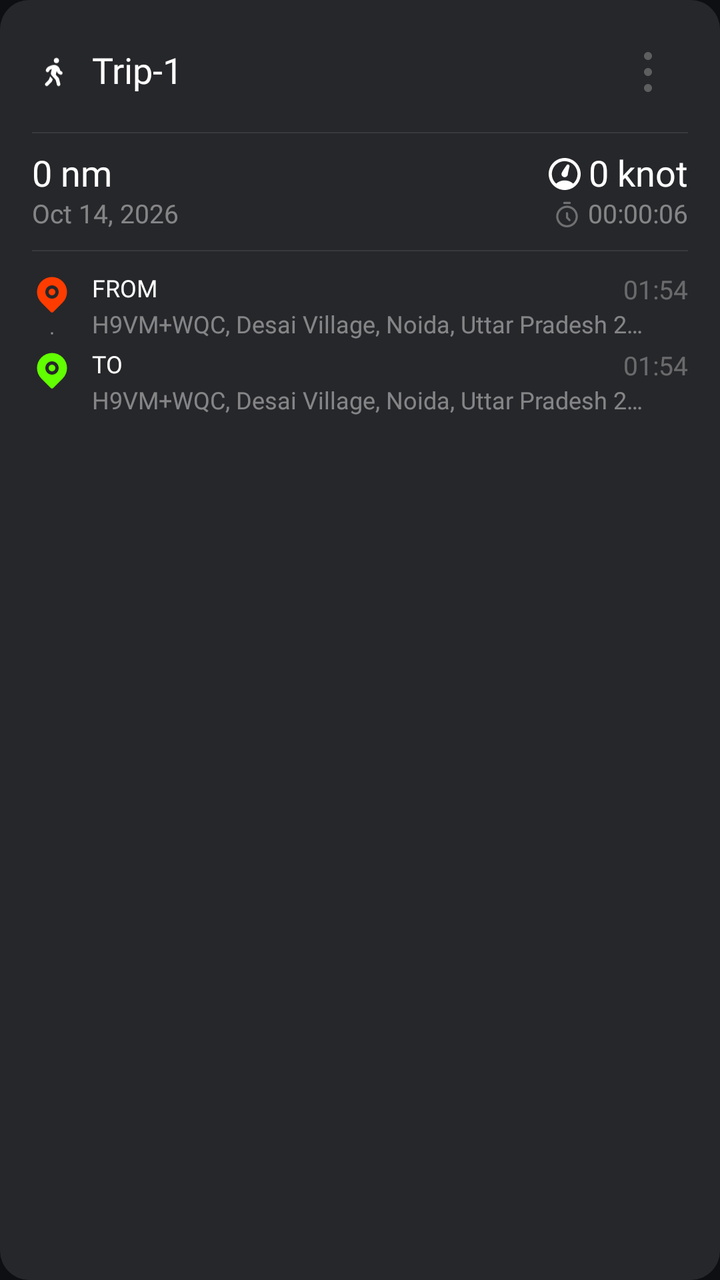
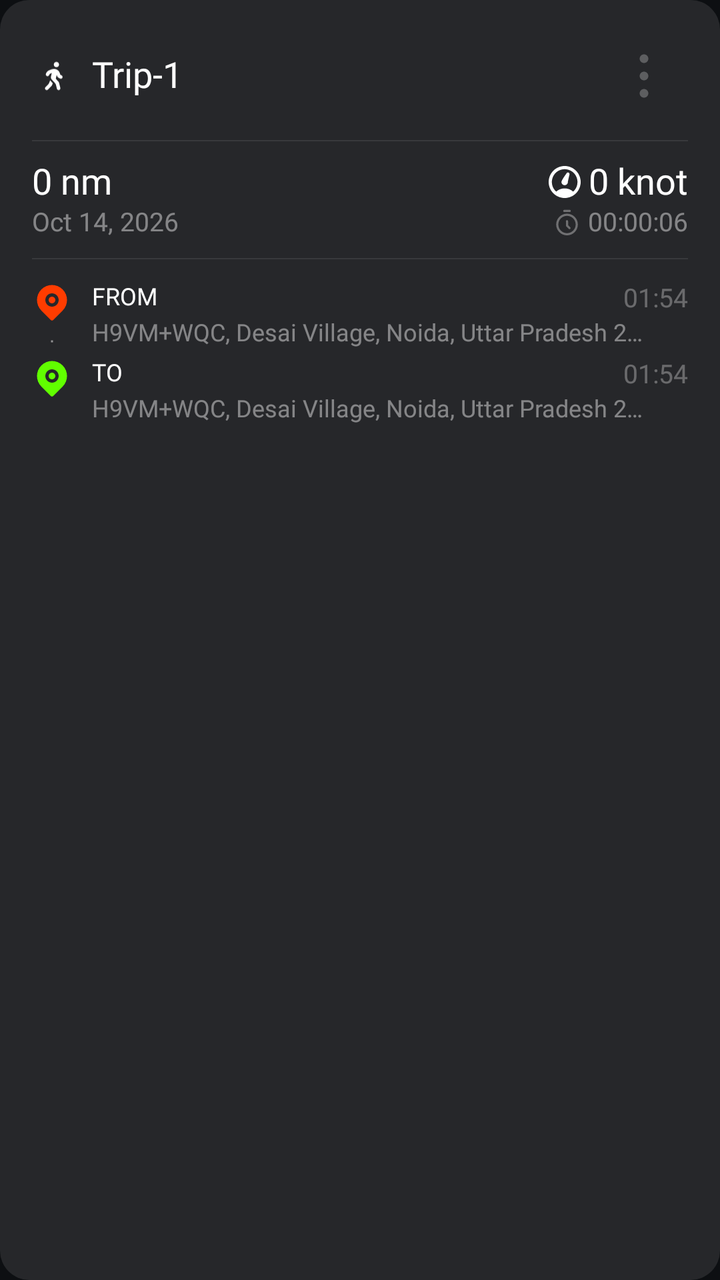

Screens rendered from an Android XML layout before and after an edit, with the pre-edit source and the edit as a unified diff.
<!-- AndroidManifest.xml: application theme Theme.SpeedPro -->
<!-- res/layout/item_history_trip.xml -->
<?xml version="1.0" encoding="utf-8"?>
<LinearLayout xmlns:android="http://schemas.android.com/apk/res/android"
    xmlns:app="http://schemas.android.com/apk/res-auto"
    android:layout_width="match_parent"
    android:layout_height="wrap_content"
    android:layout_marginBottom="12dp"
    android:background="@drawable/rect_10ffffff_16dp"
    android:orientation="vertical"
    android:padding="16dp">

    
    <RelativeLayout
        android:layout_width="match_parent"
        android:layout_height="wrap_content">

        <LinearLayout
            android:layout_width="wrap_content"
            android:layout_height="wrap_content"
            android:layout_alignParentStart="true"
            android:layout_centerVertical="true"
            android:gravity="center_vertical"
            android:orientation="horizontal">

            <ImageView
                android:id="@+id/ivItemTripIcon"
                android:layout_width="22dp"
                android:layout_height="22dp"
                android:src="@drawable/ic_transport_walking"
                app:tint="@color/text_white" />

            <TextView
                android:id="@+id/tvItemTripTitle"
                android:layout_width="wrap_content"
                android:layout_height="wrap_content"
                android:layout_marginStart="8dp"
                android:fontFamily="@font/poppins_bold"
                android:includeFontPadding="false"
                android:text="Trip-1"
                android:textColor="@color/text_white"
                android:textSize="18sp" />
        </LinearLayout>

        
        <FrameLayout
            android:layout_width="wrap_content"
            android:layout_height="wrap_content"
            android:layout_alignParentEnd="true"
            android:layout_centerVertical="true">

            <ImageView
                android:id="@+id/ivItemTripMenu"
                android:layout_width="40dp"
                android:layout_height="40dp"
                android:background="?attr/selectableItemBackgroundBorderless"
                android:padding="8dp"
                android:src="@drawable/ic_icon_general_more"
                app:tint="#80FFFFFF" />

            <ImageView
                android:id="@+id/ivItemTripCheck"
                android:layout_width="40dp"
                android:layout_height="40dp"
                android:padding="8dp"
                android:src="@drawable/ic_icon_history_unselected"
                android:visibility="gone" />
        </FrameLayout>
    </RelativeLayout>

    
    <View
        android:layout_width="match_parent"
        android:layout_height="0.5dp"
        android:layout_marginTop="10dp"
        android:layout_marginBottom="10dp"
        android:background="#15FFFFFF" />

    
    <RelativeLayout
        android:layout_width="match_parent"
        android:layout_height="wrap_content">

        
        <LinearLayout
            android:id="@+id/llLeftMetrics"
            android:layout_width="wrap_content"
            android:layout_height="wrap_content"
            android:layout_alignParentStart="true"
            android:orientation="vertical">

            <TextView
                android:id="@+id/tvItemDistance"
                android:layout_width="wrap_content"
                android:layout_height="wrap_content"
                android:fontFamily="@font/poppins_bold"
                android:includeFontPadding="false"
                android:text="0 nm"
                android:textColor="@color/text_white"
                android:textSize="18sp" />

            <TextView
                android:id="@+id/tvItemDate"
                android:layout_width="wrap_content"
                android:layout_height="wrap_content"
                android:layout_marginTop="2dp"
                android:fontFamily="@font/poppins_regular"
                android:includeFontPadding="false"
                android:text="Oct 14, 2026"
                android:textColor="#70FFFFFF"
                android:textSize="13sp" />
        </LinearLayout>

        
        <LinearLayout
            android:id="@+id/llRightMetrics"
            android:layout_width="wrap_content"
            android:layout_height="wrap_content"
            android:layout_alignParentEnd="true"
            android:gravity="end"
            android:orientation="vertical">

            
            <LinearLayout
                android:layout_width="wrap_content"
                android:layout_height="wrap_content"
                android:gravity="center_vertical"
                android:orientation="horizontal">

                <ImageView
                    android:layout_width="16dp"
                    android:layout_height="16dp"
                    android:src="@drawable/ic_icon_history_speed"
                    app:tint="@color/text_white" />

                <TextView
                    android:id="@+id/tvItemSpeed"
                    android:layout_width="wrap_content"
                    android:layout_height="wrap_content"
                    android:layout_marginStart="4dp"
                    android:fontFamily="@font/poppins_bold"
                    android:includeFontPadding="false"
                    android:text="0 knot"
                    android:textColor="@color/text_white"
                    android:textSize="18sp" />
            </LinearLayout>

            
            <LinearLayout
                android:layout_width="wrap_content"
                android:layout_height="wrap_content"
                android:layout_marginTop="2dp"
                android:gravity="center_vertical"
                android:orientation="horizontal">

                <ImageView
                    android:layout_width="13dp"
                    android:layout_height="13dp"
                    android:src="@drawable/ic_icon_history_time"
                    app:tint="#70FFFFFF" />

                <TextView
                    android:id="@+id/tvItemDuration"
                    android:layout_width="wrap_content"
                    android:layout_height="wrap_content"
                    android:layout_marginStart="4dp"
                    android:fontFamily="@font/poppins_regular"
                    android:includeFontPadding="false"
                    android:text="00:00:06"
                    android:textColor="#70FFFFFF"
                    android:textSize="13sp" />
            </LinearLayout>
        </LinearLayout>
    </RelativeLayout>

    
    <View
        android:layout_width="match_parent"
        android:layout_height="0.5dp"
        android:layout_marginTop="10dp"
        android:layout_marginBottom="12dp"
        android:background="#15FFFFFF" />

    
    <RelativeLayout
        android:layout_width="match_parent"
        android:layout_height="wrap_content">

        
        <ImageView
            android:id="@+id/ivItemFromPin"
            android:layout_width="20dp"
            android:layout_height="20dp"
            android:layout_alignParentStart="true"
            android:layout_alignParentTop="true"
            android:src="@drawable/ic_icon_general_location_start" />

        <TextView
            android:id="@+id/tvItemFromLabel"
            android:layout_width="wrap_content"
            android:layout_height="wrap_content"
            android:layout_alignTop="@id/ivItemFromPin"
            android:layout_marginStart="10dp"
            android:layout_toEndOf="@id/ivItemFromPin"
            android:fontFamily="@font/poppins_bold"
            android:includeFontPadding="false"
            android:text="FROM"
            android:textColor="@color/text_white"
            android:textSize="12sp" />

        <TextView
            android:id="@+id/tvItemFromTime"
            android:layout_width="wrap_content"
            android:layout_height="wrap_content"
            android:layout_alignTop="@id/tvItemFromLabel"
            android:layout_alignParentEnd="true"
            android:fontFamily="@font/poppins_regular"
            android:includeFontPadding="false"
            android:text="01:54"
            android:textColor="#50FFFFFF"
            android:textSize="13sp" />

        <TextView
            android:id="@+id/tvItemFromAddress"
            android:layout_width="match_parent"
            android:layout_height="wrap_content"
            android:layout_below="@id/tvItemFromLabel"
            android:layout_alignStart="@id/tvItemFromLabel"
            android:layout_marginEnd="16dp"
            android:layout_marginTop="2dp"
            android:ellipsize="end"
            android:fontFamily="@font/poppins_regular"
            android:maxLines="1"
            android:text="H9VM+WQC, Desai Village, Noida, Uttar Pradesh 201309, India"
            android:textColor="#70FFFFFF"
            android:textSize="12sp" />

        
        <View
            android:id="@+id/dottedLine"
            android:layout_width="2dp"
            android:layout_height="14dp"
            android:layout_below="@id/ivItemFromPin"
            android:layout_marginStart="9dp"
            android:layout_marginTop="2dp"
            android:layout_marginBottom="2dp"
            android:background="@drawable/dot_gap_bg" />

        
        <ImageView
            android:id="@+id/ivItemToPin"
            android:layout_width="20dp"
            android:layout_height="20dp"
            android:layout_below="@id/dottedLine"
            android:layout_alignParentStart="true"
            android:src="@drawable/ic_icon_general_location_end" />

        <TextView
            android:id="@+id/tvItemToLabel"
            android:layout_width="wrap_content"
            android:layout_height="wrap_content"
            android:layout_alignTop="@id/ivItemToPin"
            android:layout_marginStart="10dp"
            android:layout_toEndOf="@id/ivItemToPin"
            android:fontFamily="@font/poppins_bold"
            android:includeFontPadding="false"
            android:text="TO"
            android:textColor="@color/text_white"
            android:textSize="12sp" />

        <TextView
            android:id="@+id/tvItemEndTime"
            android:layout_width="wrap_content"
            android:layout_height="wrap_content"
            android:layout_alignTop="@id/tvItemToLabel"
            android:layout_alignParentEnd="true"
            android:fontFamily="@font/poppins_regular"
            android:includeFontPadding="false"
            android:text="01:54"
            android:textColor="#50FFFFFF"
            android:textSize="13sp" />

        <TextView
            android:id="@+id/tvItemToAddress"
            android:layout_width="match_parent"
            android:layout_height="wrap_content"
            android:layout_below="@id/tvItemToLabel"
            android:layout_alignStart="@id/tvItemToLabel"
            android:layout_marginEnd="16dp"
            android:layout_marginTop="2dp"
            android:ellipsize="end"
            android:fontFamily="@font/poppins_regular"
            android:maxLines="1"
            android:text="H9VM+WQC, Desai Village, Noida, Uttar Pradesh 201309, India"
            android:textColor="#70FFFFFF"
            android:textSize="12sp" />
    </RelativeLayout>

</LinearLayout>
<!-- resources referenced by this layout -->
<resources>
  <color name="text_white">#FFFFFF</color>
  <!-- drawable dot_gap_bg (drawable) -->
  <?xml version="1.0" encoding="utf-8"?>
  <rotate xmlns:android="http://schemas.android.com/apk/res/android"
      android:fromDegrees="90.0"
      android:toDegrees="90.0">
      <shape android:shape="line">
          <stroke
              android:width="1dp"
              android:color="#80FFFFFF"
              android:dashWidth="3dp"
              android:dashGap="2dp" />
      </shape>
  </rotate>
  <!-- drawable ic_icon_general_location_end (drawable) -->
  <?xml version="1.0" encoding="utf-8"?>
  <vector android:height="@dimen/dp_24" android:width="@dimen/dp_24" android:viewportWidth="24.0" android:viewportHeight="24.0"
    xmlns:android="http://schemas.android.com/apk/res/android">
      <path android:fillColor="@color/bg_color_61ff00" android:pathData="M18.364,3.636C21.879,7.151 21.879,12.849 18.364,16.364L12.707,22.021C12.317,22.411 11.683,22.411 11.293,22.021L5.636,16.364C2.121,12.849 2.121,7.151 5.636,3.636C9.151,0.121 14.849,0.121 18.364,3.636ZM12,6C9.791,6 8,7.791 8,10C8,12.209 9.791,14 12,14C14.209,14 16,12.209 16,10C16,7.791 14.209,6 12,6ZM12,8C13.105,8 14,8.895 14,10C14,11.105 13.105,12 12,12C10.895,12 10,11.105 10,10C10,8.895 10.895,8 12,8Z" android:strokeColor="@color/transparent" android:strokeWidth="1.0" android:fillType="evenOdd" />
  </vector>
  <!-- drawable ic_icon_history_unselected (drawable) -->
  <?xml version="1.0" encoding="utf-8"?>
  <vector android:height="@dimen/dp_21" android:width="@dimen/dp_21" android:viewportWidth="21.0" android:viewportHeight="21.0"
    xmlns:android="http://schemas.android.com/apk/res/android">
      <path android:fillColor="#00000000" android:pathData="M10.5,10.5m-9.75,0a9.75,9.75 0,1 1,19.5 0a9.75,9.75 0,1 1,-19.5 0" android:strokeColor="@color/bg_color_ffffff" android:strokeWidth="1.5" android:strokeAlpha="0.19754465" android:fillAlpha="0.19754465" android:fillType="evenOdd" />
  </vector>
  <!-- drawable rect_10ffffff_16dp (drawable) -->
  <?xml version="1.0" encoding="utf-8"?>
  <shape
    xmlns:android="http://schemas.android.com/apk/res/android">
      <solid android:color="@color/bg_color_10ffffff" />
      <corners android:radius="@dimen/dp_16" />
  </shape>
  <style name="Theme.SpeedPro" parent="Theme.Material3.Dark.NoActionBar">
          <item name="android:statusBarColor">@color/bg_black</item>
          <item name="android:navigationBarColor">@color/bg_black</item>
          <item name="android:windowBackground">@color/bg_black</item>
          <item name="colorPrimary">@color/cyber_green</item>
          <item name="colorSecondary">@color/cyan_accent</item>
      </style>
  <dimen name="dp_24">21.75998dp</dimen>
  <color name="bg_color_61ff00">#61ff00</color>
  <color name="transparent">#00000000</color>
  <color name="bg_color_FF3C00">#ff3c00</color>
  <dimen name="dp_16">14.509979dp</dimen>
  <color name="bg_color_ffffff">#ffffff</color>
  <dimen name="dp_13">11.789978dp</dimen>
  <dimen name="dp_12">10.879974dp</dimen>
  <dimen name="dp_21">19.039978dp</dimen>
  <color name="bg_color_10ffffff">#1affffff</color>
  <color name="bg_black">#0D0F12</color>
  <color name="cyber_green">#00E676</color>
  <color name="cyan_accent">#00E5FF</color>
  <!-- unchanged entries left out for length: 5 -->
</resources>

<!-- the commit's change to res/layout/item_history_trip.xml (unified diff, before → after) -->
@@ -49,18 +49,19 @@
 
             <ImageView
                 android:id="@+id/ivItemTripMenu"
-                android:layout_width="40dp"
-                android:layout_height="40dp"
+                android:layout_width="44dp"
+                android:layout_height="44dp"
                 android:background="?attr/selectableItemBackgroundBorderless"
-                android:padding="8dp"
+                android:padding="9dp"
                 android:src="@drawable/ic_icon_general_more"
                 app:tint="#80FFFFFF" />
 
             <ImageView
                 android:id="@+id/ivItemTripCheck"
-                android:layout_width="40dp"
-                android:layout_height="40dp"
-                android:padding="8dp"
+                android:layout_width="44dp"
+                android:layout_height="44dp"
+                android:background="?attr/selectableItemBackgroundBorderless"
+                android:padding="9dp"
                 android:src="@drawable/ic_icon_history_unselected"
                 android:visibility="gone" />
         </FrameLayout>
